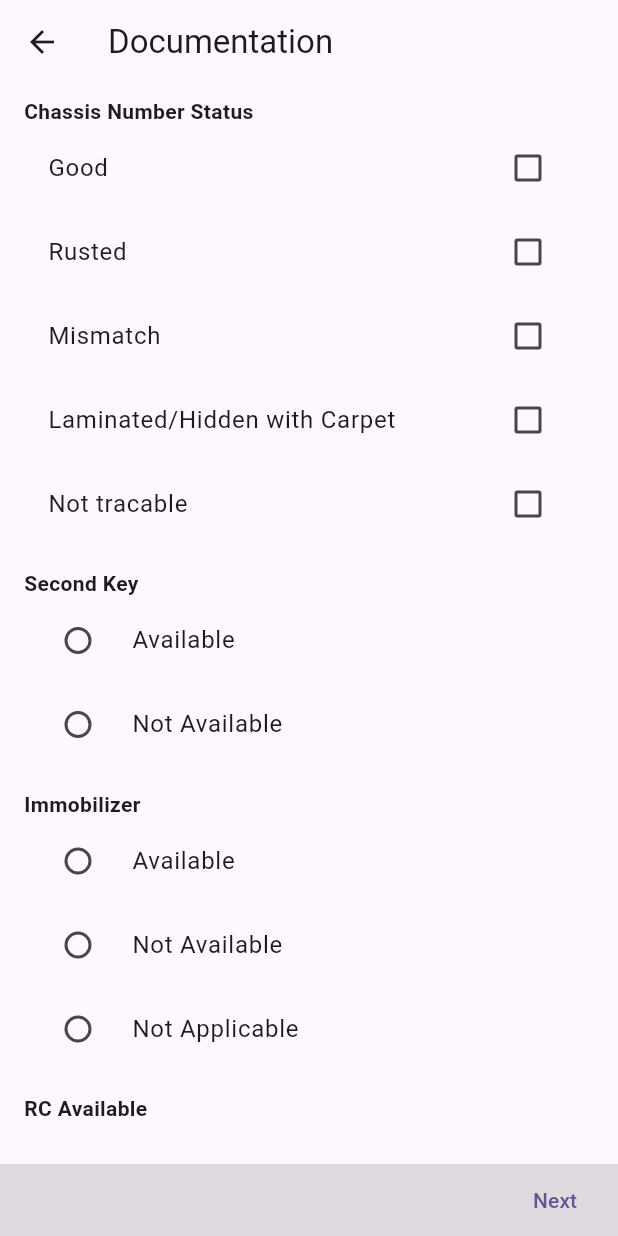
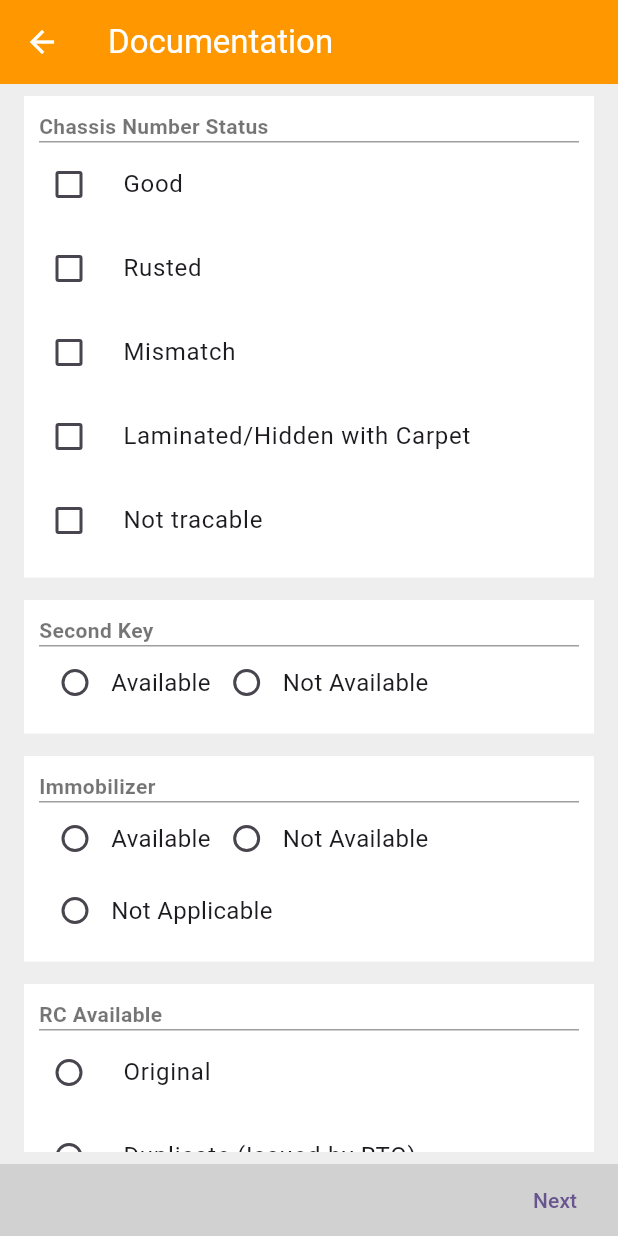
Before and after one commit to sudesh-girnar/inspection-poc, a Flutter app: the DynamicForm screen opened directly, on a phone screen of 412 x 824 dp. Run offline on Flutter 3.47's test engine with Material 3 defaults, Android fonts, the phone set to English and light mode, and no system bars; our stand-ins replace camera, get.

Commit message:
UI fixes and arrangement

```diff
--- a/lib/dynamic_form.dart
+++ b/lib/dynamic_form.dart
@@ -18,8 +18,27 @@ class DynamicForm extends StatelessWidget {
         final List<dynamic> formData = data["form"];
 
         return Scaffold(
-          appBar: AppBar(title: Text(formTitle)),
-          body: Column(
+          appBar: AppBar(
+            title: Text(
+              formTitle,
+              style: const TextStyle(
+                color: Colors.white,
+              ),
+            ),
+            backgroundColor: Colors.orange,
+            leading: IconButton(
+              icon: const Icon(
+                Icons.arrow_back,
+                color: Colors.white,
+              ),
+              onPressed: () {
+                Navigator.pop(context);
+              },
+            ),
+          ),
+          body: Container(
+            color: Colors.grey.shade200,
+            child: Column(
               children: [
                 Expanded(
                   child: ListView.separated(
@@ -37,6 +56,7 @@ class DynamicForm extends StatelessWidget {
                 ),
                 bottomBar(formTitle),
               ],
+            ),
           ),
         );
       },
@@ -95,12 +115,19 @@ class DynamicForm extends StatelessWidget {
 
   Widget _buildCheckboxField(Map<String, dynamic> field) {
     final String title = field['title'];
-    return Column(
+    return Container(
+      padding: const EdgeInsets.all(10.0),
+      color: Colors.white,
+      child: Column(
         crossAxisAlignment: CrossAxisAlignment.start,
         children: [
           Text(
             title,
-          style: const TextStyle(fontWeight: FontWeight.bold),
+            style: const TextStyle(fontWeight: FontWeight.bold, color: Colors.black54),
+          ),
+          Container(
+            height: 1,
+            color: Colors.grey,
           ),
           Column(
             children: (field['options'] as List<dynamic>).map((option) {
@@ -119,22 +146,63 @@ class DynamicForm extends StatelessWidget {
                         formValues[title] = {option['key']: value};
                       }
                     },
+                    controlAffinity: ListTileControlAffinity.leading,
+                    contentPadding: EdgeInsets.zero,
                   );
                 },
               );
             }).toList(),
           ),
         ],
+      ),
     );
   }
 
   Widget _buildRadioField(Map<String, dynamic> field) {
-    return Column(
+    return Container(
+      padding: const EdgeInsets.all(10.0),
+      color: Colors.white,
+      child: Column(
         crossAxisAlignment: CrossAxisAlignment.start,
         children: [
           Text(field['title'],
-            style: const TextStyle(fontWeight: FontWeight.bold)),
-        Column(
+              style: const TextStyle(
+                  fontWeight: FontWeight.bold, color: Colors.black54)),
+          Container(
+            height: 1,
+            color: Colors.grey,
+          ),
+          field['rule'].toString().toLowerCase() == 'horizontal'
+              ? Wrap(
+                  children: (field['options'] as List<dynamic>).map((option) {
+                    return Obx(
+                      () {
+                        return GestureDetector(
+                          onTap: () {
+                            formValues[field['key']] = option['key'];
+                          },
+                          child: Row(
+                            mainAxisSize: MainAxisSize.min,
+                            children: [
+                              Radio(
+                                value: option['key'],
+                                groupValue: formValues[field['key']],
+                                onChanged: (value) {
+                                  formValues[field['key']] = value;
+                                },
+                              ),
+                              Text(
+                                option['val'],
+                                style: const TextStyle(fontSize: 16),
+                              ),
+                            ],
+                          ),
+                        );
+                      },
+                    );
+                  }).toList(),
+                )
+              : Column(
                   children: (field['options'] as List<dynamic>).map((option) {
                     return Obx(
                       () {
@@ -145,21 +213,31 @@ class DynamicForm extends StatelessWidget {
                           onChanged: (value) {
                             formValues[field['key']] = value;
                           },
+                          contentPadding: EdgeInsets.zero,
+                          controlAffinity: ListTileControlAffinity.leading,
                         );
                       },
                     );
                   }).toList(),
                 ),
         ],
+      ),
     );
   }
 
   Widget _buildDatePickerField(Map<String, dynamic> field) {
-    return Column(
+    return Container(
+      padding: const EdgeInsets.all(10.0),
+      color: Colors.white,
+      child: Column(
         crossAxisAlignment: CrossAxisAlignment.start,
         children: [
           Text(field['title'],
-            style: const TextStyle(fontWeight: FontWeight.bold)),
+              style: const TextStyle(fontWeight: FontWeight.bold, color: Colors.black54)),
+          Container(
+            height: 1,
+            color: Colors.grey,
+          ),
           Obx(
             () {
               return TextButton(
@@ -178,11 +256,13 @@ class DynamicForm extends StatelessWidget {
                   formValues[field['key']] == null
                       ? "Pick a Date"
                       : formValues[field['key']].toString(),
+                  style: const TextStyle(color: Colors.black),
                 ),
               );
             },
           )
         ],
+      ),
     );
   }
 
```
Lines whose indentation alone changed are shown as unchanged.
